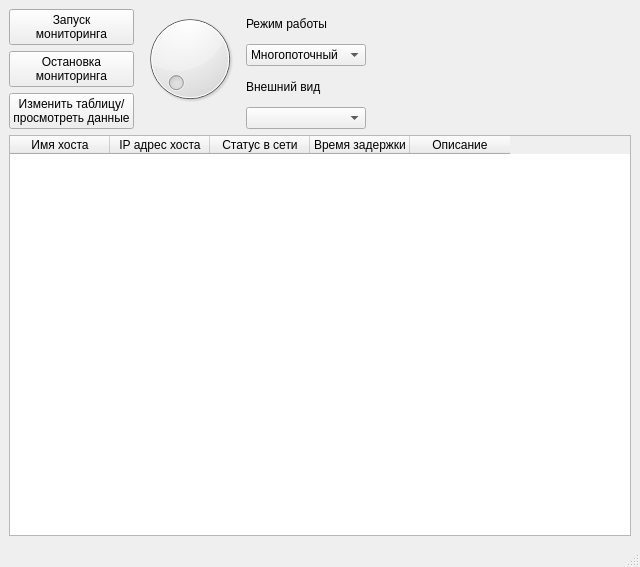
Before: the Qt Designer form ui/main_window.ui in aleksey88bsuir/Network_monitoring, drawn with Qt 5.
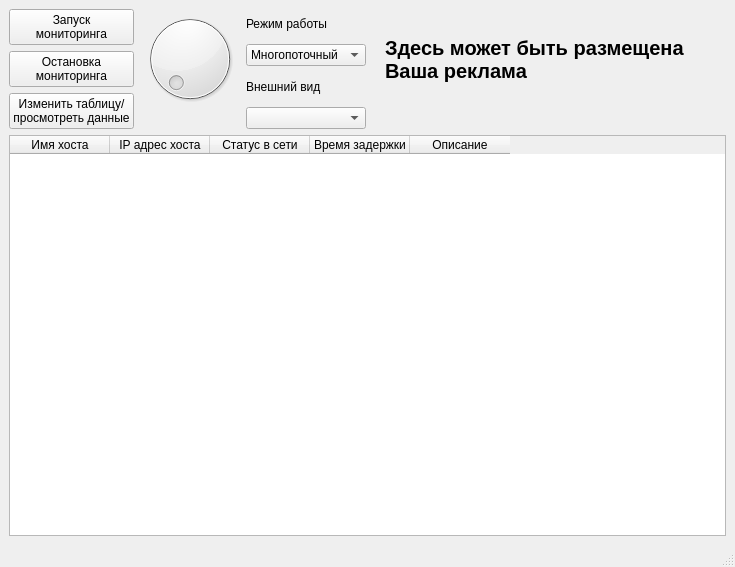
After: the same form once the commit is applied.

```diff
--- a/ui/main_window.ui
+++ b/ui/main_window.ui
@@ -6,7 +6,7 @@
    <rect>
     <x>0</x>
     <y>0</y>
-    <width>640</width>
+    <width>735</width>
     <height>567</height>
    </rect>
   </property>
@@ -119,6 +119,21 @@
       </item>
       <item>
        <layout class="QVBoxLayout" name="verticalLayout_3">
+        <item>
+         <widget class="QLabel" name="label_3">
+          <property name="font">
+           <font>
+            <pointsize>15</pointsize>
+            <weight>75</weight>
+            <bold>true</bold>
+           </font>
+          </property>
+          <property name="text">
+           <string>Здесь может быть размещена 
+Ваша реклама</string>
+          </property>
+         </widget>
+        </item>
         <item>
          <spacer name="horizontalSpacer">
           <property name="orientation">
```
Left out of the diff: 2 changed lines with no effect on the pictures.
